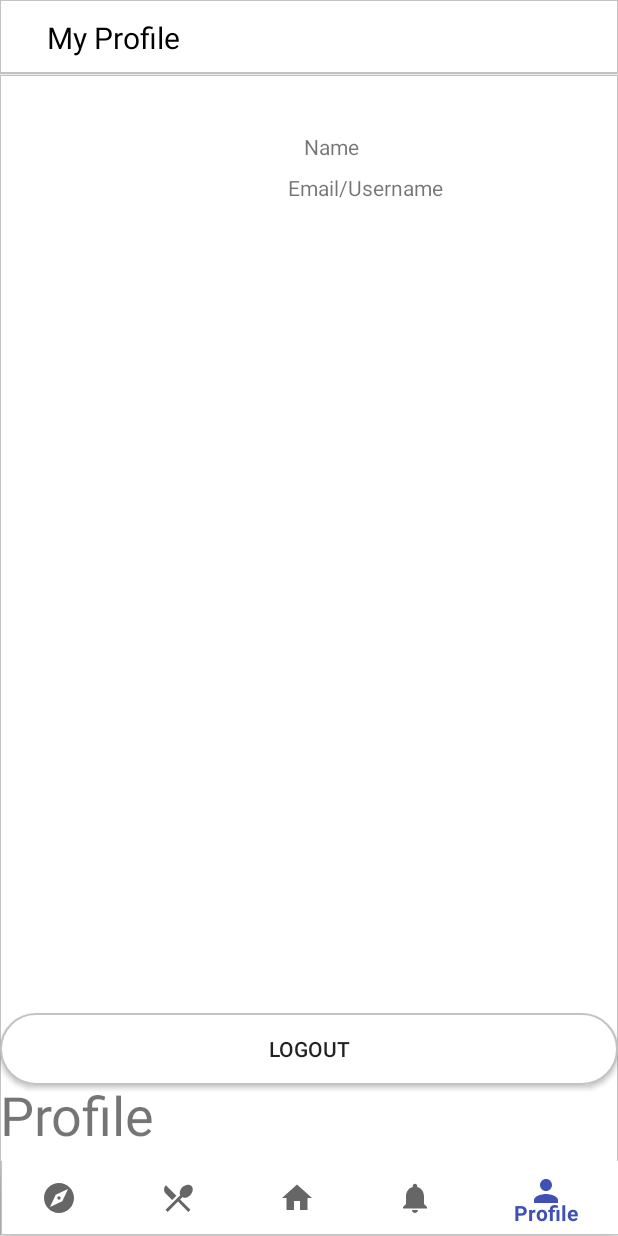
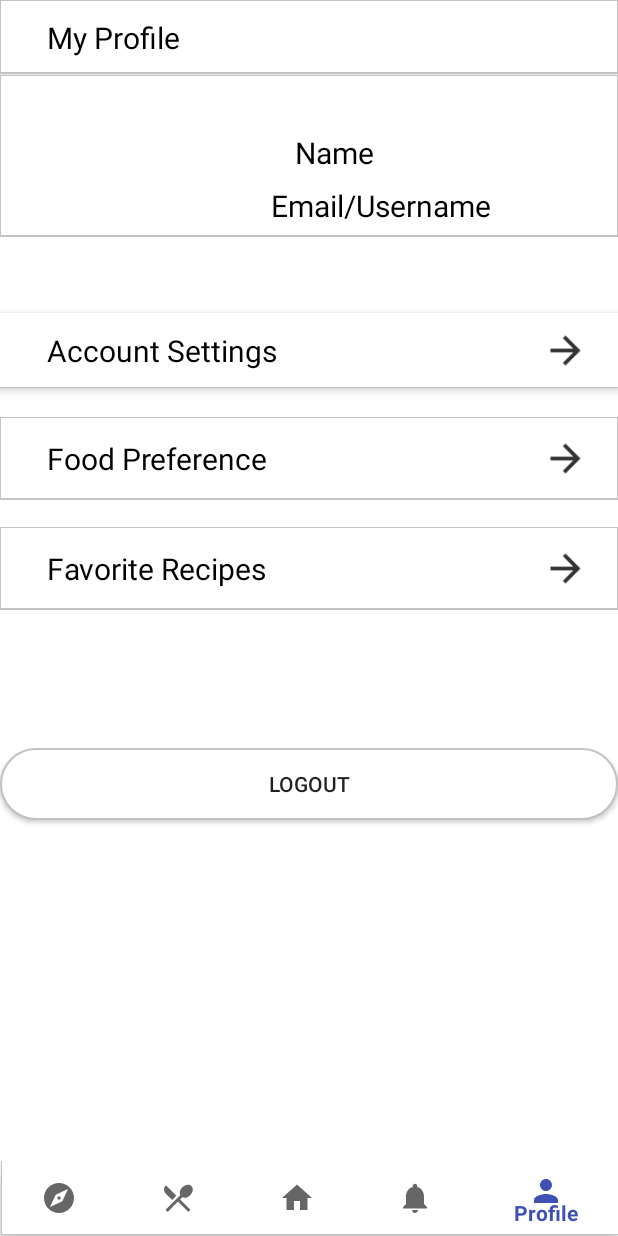
Before and after one commit to StrawHatAaron/ActionBar, an Android app: the ProfileActivity screen opened directly, with no data from a screen before it, on a phone screen of 412 x 824 dp. Run offline under Robolectric (Android 15) with nearby library versions, the phone set to English and light mode, and no system bars; our stand-ins replace CircleImageView.

Commit message:
Profile Layout and Activity

```diff
--- a/app/src/main/AndroidManifest.xml
+++ b/app/src/main/AndroidManifest.xml
@@ -26,6 +26,7 @@
         <activity android:name=".Login.LoginActivity"></activity>
         <activity android:name=".Login.RegisterActivity"></activity>
         <activity android:name=".Profile.AccountSettingsActivity"></activity>
+        <activity android:name=".Profile.FoodPreferenceActivity"></activity>
 
     </application>
 
--- a/app/src/main/java/com/aaronjeromemiller/actionbar/Profile/ProfileActivity.java
+++ b/app/src/main/java/com/aaronjeromemiller/actionbar/Profile/ProfileActivity.java
@@ -13,6 +13,7 @@ import android.view.Menu;
 import android.view.MenuItem;
 import android.view.View;
 import android.widget.Button;
+import android.widget.ImageView;
 import android.widget.TextView;
 import android.widget.Toast;
 
@@ -36,14 +37,16 @@ public class ProfileActivity extends AppCompatActivity
     private static final String TAG = "ProfileActivity";
     private TextView title;
     private Button logoutButton;
+    private Context mContext = ProfileActivity.this;
+
     @Override
     protected void onCreate(Bundle savedInstanceState) {
         super.onCreate(savedInstanceState);
         setContentView(R.layout.activity_profile);
 
         logoutButton = (Button) findViewById(R.id.btn_logout);
-        TextView title = (TextView) findViewById(R.id.profileTitle);
-        title.setText("Profile");
+        //TextView title = (TextView) findViewById(R.id.profileTitle);
+        //title.setText("Profile");
 
         BottomNavigationView bottomNavigationView = (BottomNavigationView) findViewById(R.id.botNavViewBar);
         BottomNavigationViewHelper.disableShiftMode(bottomNavigationView);
@@ -86,5 +89,42 @@ public class ProfileActivity extends AppCompatActivity
                 return false;
             }
         });
+
+
+        setupAccountSettingsToolbar();
+        setupFoodPreferenceToolbar();
     }
+
+    // Setting up Account Settings Toolbar
+    private void setupAccountSettingsToolbar(){
+        Toolbar toolbar = (Toolbar) findViewById(R.id.profileToolBar);
+        setSupportActionBar(toolbar);
+
+        ImageView profileMenu = (ImageView) findViewById(R.id.profileSettings);
+        profileMenu.setOnClickListener(new View.OnClickListener() {
+            @Override
+            public void onClick(View v){
+                Log.d(TAG, "onClick: navigating to account settings.");
+                Intent intent = new Intent(mContext, AccountSettingsActivity.class);
+                startActivity(intent);
+            }
+        });
+    }
+
+    // Setting up Food Preference Toolbar
+    private void setupFoodPreferenceToolbar(){
+        Toolbar toolbar = (Toolbar) findViewById(R.id.profileToolBar);
+        setSupportActionBar(toolbar);
+
+        ImageView profileMenu = (ImageView) findViewById(R.id.food_preference);
+        profileMenu.setOnClickListener(new View.OnClickListener() {
+            @Override
+            public void onClick(View v){
+                Log.d(TAG, "onClick: navigating to food preferences.");
+                Intent intent = new Intent(mContext, FoodPreferenceActivity.class);
+                startActivity(intent);
+            }
+        });
+    }
+
 }
--- /dev/null
+++ b/app/src/main/res/layout/account_toolbars.xml
@@ -0,0 +1,126 @@
+<merge xmlns:android="http://schemas.android.com/apk/res/android">
+
+
+    <RelativeLayout
+        android:layout_height="match_parent"
+        android:layout_width="match_parent">
+
+        <!-- **************Account Settings Toolbar************************* -->
+        <android.support.design.widget.AppBarLayout
+            android:layout_width="match_parent"
+            android:layout_height="50dp"
+            android:layout_marginTop="50dp"
+            android:layout_marginBottom="0dp"
+            android:id="@+id/appBarLayout">
+            <android.support.v7.widget.Toolbar
+                android:layout_width="match_parent"
+                android:layout_height="wrap_content"
+                android:id="@+id/profileSettingsMenu"
+                android:background="@drawable/grey_border_bottom">
+
+                <RelativeLayout
+                    android:layout_width="wrap_content"
+                    android:layout_height="wrap_content">
+
+                    <TextView
+                        android:layout_width="wrap_content"
+                        android:layout_height="wrap_content"
+                        android:layout_centerVertical="true"
+                        android:text="Account Settings"
+                        android:textSize="20sp"
+                        android:textColor="@color/black"
+                        android:layout_marginStart="15dp"/>
+
+                    <ImageView
+                        android:layout_width="30dp"
+                        android:layout_height="30dp"
+                        android:layout_alignParentRight="true"
+                        android:layout_marginEnd="20dp"
+                        android:layout_centerVertical="true"
+                        android:id="@+id/profileSettings"
+                        android:src="@drawable/ic_forwardarrow"/>
+
+                </RelativeLayout>
+
+            </android.support.v7.widget.Toolbar>
+
+        </android.support.design.widget.AppBarLayout>
+
+        <!--*********************Food Preference Toolbar*********************-->
+
+        <android.support.v7.widget.Toolbar
+            android:id="@+id/toolbar2"
+            android:layout_width="match_parent"
+            android:layout_height="wrap_content"
+            android:layout_alignParentStart="true"
+            android:layout_below="@+id/appBarLayout"
+            android:layout_marginTop="19dp"
+            android:background="@drawable/white_grey_border_bottom"
+            android:minHeight="?attr/actionBarSize"
+            android:theme="?attr/actionBarTheme">
+
+            <RelativeLayout
+                android:layout_width="wrap_content"
+                android:layout_height="wrap_content">
+
+                <TextView
+                    android:layout_width="wrap_content"
+                    android:layout_height="wrap_content"
+                    android:layout_centerVertical="true"
+                    android:text="Food Preference"
+                    android:textSize="20sp"
+                    android:textColor="@color/black"
+                    android:layout_marginStart="15dp"/>
+
+                <ImageView
+                    android:layout_width="30dp"
+                    android:layout_height="30dp"
+                    android:layout_alignParentRight="true"
+                    android:layout_marginEnd="20dp"
+                    android:layout_centerVertical="true"
+                    android:id="@+id/food_preference"
+                    android:src="@drawable/ic_forwardarrow"/>
+            </RelativeLayout>
+
+        </android.support.v7.widget.Toolbar>
+
+        <!--******************** Favorite Recipes Toolbar******************-->
+        <android.support.v7.widget.Toolbar
+            android:id="@+id/toolbar3"
+            android:layout_width="match_parent"
+            android:layout_height="wrap_content"
+            android:layout_alignParentStart="true"
+            android:layout_below="@+id/toolbar2"
+            android:layout_marginTop="17dp"
+            android:background="@drawable/white_grey_border_bottom"
+            android:minHeight="?attr/actionBarSize"
+            android:theme="?attr/actionBarTheme">
+
+            <RelativeLayout
+                android:layout_width="wrap_content"
+                android:layout_height="wrap_content">
+
+                <TextView
+                    android:layout_width="wrap_content"
+                    android:layout_height="wrap_content"
+                    android:layout_centerVertical="true"
+                    android:text="Favorite Recipes"
+                    android:textSize="20sp"
+                    android:textColor="@color/black"
+                    android:layout_marginStart="15dp"/>
+
+                <ImageView
+                    android:layout_width="30dp"
+                    android:layout_height="30dp"
+                    android:layout_alignParentRight="true"
+                    android:layout_marginEnd="20dp"
+                    android:layout_centerVertical="true"
+                    android:id="@+id/recipes"
+                    android:src="@drawable/ic_forwardarrow"/>
+            </RelativeLayout>
+
+        </android.support.v7.widget.Toolbar>
+
+    </RelativeLayout>
+
+</merge>
--- a/app/src/main/res/layout/activity_profile.xml
+++ b/app/src/main/res/layout/activity_profile.xml
@@ -23,16 +23,7 @@
             android:layout_below="@+id/relLayoutTopBar"
             android:layout_above="@+id/relLayoutBotBar">
 
-            <TextView
-                android:layout_width="match_parent"
-                android:layout_height="match_parent"
-                android:text="Settings"
-                android:textSize="36sp"
-                android:id="@+id/profileTitle"/>
-                android:textAlignment="center" />
-
         </RelativeLayout>
-
 
         <RelativeLayout
             android:layout_width="match_parent"
@@ -49,12 +40,8 @@
 
             </android.support.design.widget.BottomNavigationView>
 
-
         </RelativeLayout>
-
 
     </RelativeLayout>
 
-
-
 </android.support.design.widget.CoordinatorLayout>
--- a/app/src/main/res/layout/layout_center_accountsettings.xml
+++ b/app/src/main/res/layout/layout_center_accountsettings.xml
@@ -12,7 +12,7 @@
             android:layout_height="wrap_content"
             android:id="@+id/textSettings"
             android:text="Account Settings"
-            android:textSize="35dp"
+            android:textSize="20dp"
             android:textColor="@color/black"
             android:background="@drawable/grey_border_bottom"/>
 
--- a/app/src/main/res/layout/layout_center_profile.xml
+++ b/app/src/main/res/layout/layout_center_profile.xml
@@ -17,7 +17,7 @@
 
         </RelativeLayout>
 
-        <!-- **************** Middle Section ****************** -->
+        <!-- **************** Profile Picture and Username **************** -->
         <RelativeLayout
             android:id="@+id/relLayout2"
             android:layout_width="match_parent"
@@ -62,36 +62,37 @@
 
             </LinearLayout>
 
+        </RelativeLayout>
+
+        <!--********************Center Profile Settings***************-->
         <RelativeLayout
             android:id="@+id/relLayout3"
             android:layout_width="match_parent"
+            android:layout_height="300dp"
+            android:layout_below="@id/relLayout2"
+            android:layout_marginBottom="40dp">
+
+            <include layout="@layout/account_toolbars" />
+
+        </RelativeLayout>
+
+        <!--********************Bottom Logout Option********** -->
+        <RelativeLayout
+            android:layout_width="wrap_content"
             android:layout_height="wrap_content"
-                android:layout_below="@id/linLayout"
-                android:layout_marginBottom="50dp">
-
-                <LinearLayout
-                    android:layout_width="match_parent"
-                    android:layout_height="match_parent">
+            android:layout_below="@+id/relLayout3">
 
             <Button
                 android:id="@+id/btn_logout"
                 android:layout_width="match_parent"
                 android:layout_height="wrap_content"
+                android:layout_gravity="bottom"
                 android:layout_marginBottom="25dp"
-                        android:layout_gravity="bottom"
                 android:background="@drawable/white_round_button"
                 android:padding="12dp"
                 android:text="Logout" />
 
-
-                </LinearLayout>
         </RelativeLayout>
-
-
-        </RelativeLayout>
-
-
-
 
     </RelativeLayout>
 
--- a/app/src/main/res/layout/snippet_top_accountsettingstoolbar.xml
+++ b/app/src/main/res/layout/snippet_top_accountsettingstoolbar.xml
@@ -17,8 +17,8 @@
                 <ImageView
                     android:layout_width="30dp"
                     android:layout_height="30dp"
-                    android:layout_marginStart="10dp"
-                    android:layout_marginEnd="20dp"
+                    android:layout_marginStart="5dp"
+                    android:layout_marginEnd="15dp"
                     android:layout_centerVertical="true"
                     android:id="@+id/backArrow"
                     android:src="@drawable/ic_backarrow" />
@@ -30,7 +30,6 @@
                     android:text="Options"
                     android:textSize="20sp"
                     android:textColor="@color/black"
-                    android:layout_marginStart="15dp"
                     android:id="@+id/profileName"
                     />
             </RelativeLayout>
--- a/app/src/main/res/layout/snippet_top_profile.xml
+++ b/app/src/main/res/layout/snippet_top_profile.xml
@@ -12,7 +12,9 @@
             android:layout_width="wrap_content"
             android:layout_height="wrap_content"
             android:text="Email/Username"
-            android:layout_marginLeft="8dp"
+            android:textSize="20dp"
+            android:textColor="@color/black"
+            android:layout_marginStart="15dp"
             app:layout_constraintLeft_toLeftOf="parent"
             android:layout_marginRight="8dp"
             app:layout_constraintRight_toRightOf="parent"
@@ -25,6 +27,9 @@
             android:layout_width="wrap_content"
             android:layout_height="wrap_content"
             android:text="Name"
+            android:textSize="20dp"
+            android:textColor="@color/black"
+            android:layout_marginStart="15dp"
             android:layout_marginBottom="8dp"
             app:layout_constraintBottom_toTopOf="@+id/textView2"
             app:layout_constraintTop_toTopOf="parent"
@@ -33,8 +38,8 @@
             app:layout_constraintLeft_toLeftOf="parent"
             android:layout_marginRight="8dp"
             app:layout_constraintRight_toRightOf="parent"
-            app:layout_constraintHorizontal_bias="0.302"
-            app:layout_constraintVertical_bias="0.0" />
+            app:layout_constraintHorizontal_bias="0.263"
+            app:layout_constraintVertical_bias="1.0" />
     </android.support.constraint.ConstraintLayout>
 
 
```
Also changed, not shown: app/src/main/java/com/aaronjeromemiller/actionbar/Profile/AccountSettingsActivity.java (+12 -0 lines), app/src/main/java/com/aaronjeromemiller/actionbar/Profile/FoodPreferenceActivity.java (added, +130 -0 lines), app/src/main/res/layout/activity_foodpreference.xml (added, +112 -0 lines), app/src/main/res/layout/layout_main_accountsettings.xml (+6 -1 lines), app/src/main/res/drawable-hdpi/ic_forwardarrow.png (added), app/src/main/res/drawable-mdpi/ic_forwardarrow.png (added), app/src/main/res/drawable-xhdpi/ic_forwardarrow.png (added), app/src/main/res/drawable-xxhdpi/ic_forwardarrow.png (added). Lines whose indentation alone changed are shown as unchanged.
